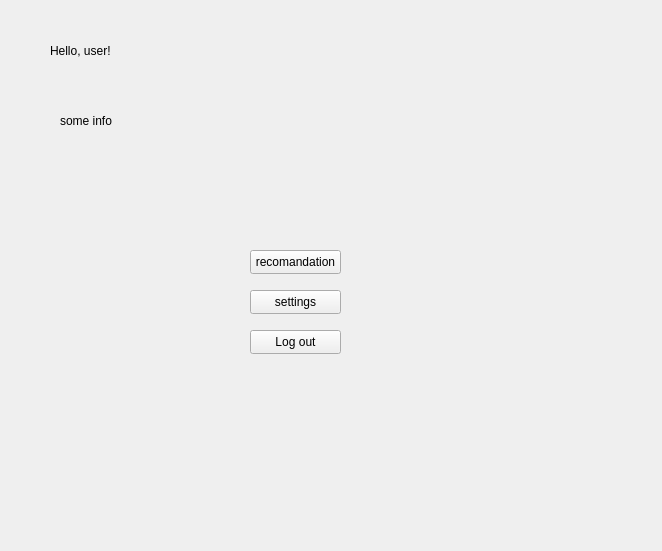
First picture: the form in modules/UI/src/usermeniu.ui, repository PerryVrajnitorincul26/proiectMCPP, before the edit.
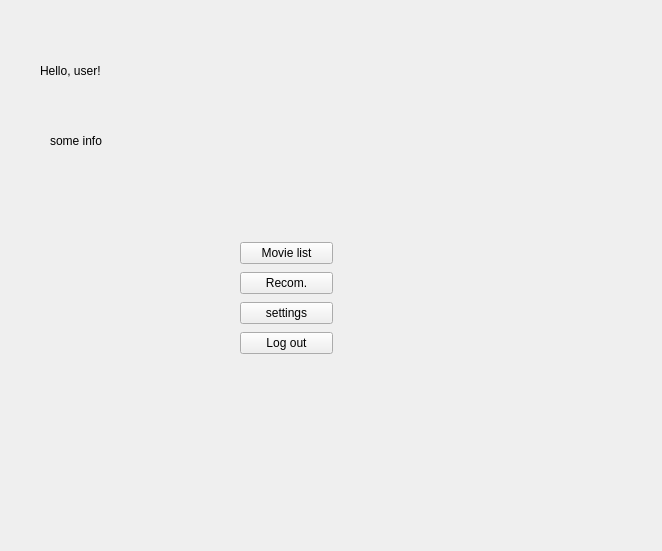
Second picture: the form after the edit.

The edit to the form file:
```diff
--- a/modules/UI/src/usermeniu.ui
+++ b/modules/UI/src/usermeniu.ui
@@ -16,8 +16,8 @@
   <widget class="QStackedWidget" name="stackedWidget">
    <property name="geometry">
     <rect>
-     <x>10</x>
-     <y>10</y>
+     <x>0</x>
+     <y>30</y>
      <width>641</width>
      <height>541</height>
     </rect>
@@ -25,7 +25,7 @@
    <property name="currentIndex">
     <number>0</number>
    </property>
-   <widget class="QWidget" name="page">
+   <widget class="QWidget" name="homePage">
     <widget class="QLabel" name="usernameLabel">
      <property name="geometry">
       <rect>
@@ -39,45 +39,6 @@
       <string>Hello, user!</string>
      </property>
     </widget>
-    <widget class="QPushButton" name="pushButton_recom">
-     <property name="geometry">
-      <rect>
-       <x>240</x>
-       <y>240</y>
-       <width>91</width>
-       <height>24</height>
-      </rect>
-     </property>
-     <property name="text">
-      <string>recomandation</string>
-     </property>
-    </widget>
-    <widget class="QPushButton" name="pushButton_sett">
-     <property name="geometry">
-      <rect>
-       <x>240</x>
-       <y>280</y>
-       <width>91</width>
-       <height>24</height>
-      </rect>
-     </property>
-     <property name="text">
-      <string>settings</string>
-     </property>
-    </widget>
-    <widget class="QPushButton" name="pushButton_LogOut">
-     <property name="geometry">
-      <rect>
-       <x>240</x>
-       <y>320</y>
-       <width>91</width>
-       <height>24</height>
-      </rect>
-     </property>
-     <property name="text">
-      <string>Log out</string>
-     </property>
-    </widget>
     <widget class="QLabel" name="nameLabel">
      <property name="geometry">
       <rect>
@@ -91,6 +52,46 @@
       <string>some info</string>
      </property>
     </widget>
+    <widget class="QWidget" name="layoutWidget">
+     <property name="geometry">
+      <rect>
+       <x>240</x>
+       <y>210</y>
+       <width>93</width>
+       <height>116</height>
+      </rect>
+     </property>
+     <layout class="QGridLayout" name="gridLayout">
+      <item row="0" column="0">
+       <widget class="QPushButton" name="pushButton_showMovieList">
+        <property name="text">
+         <string>Movie list</string>
+        </property>
+       </widget>
+      </item>
+      <item row="1" column="0">
+       <widget class="QPushButton" name="pushButton_recom">
+        <property name="text">
+         <string>Recom.</string>
+        </property>
+       </widget>
+      </item>
+      <item row="2" column="0">
+       <widget class="QPushButton" name="pushButton_sett">
+        <property name="text">
+         <string>settings</string>
+        </property>
+       </widget>
+      </item>
+      <item row="3" column="0">
+       <widget class="QPushButton" name="pushButton_LogOut">
+        <property name="text">
+         <string>Log out</string>
+        </property>
+       </widget>
+      </item>
+     </layout>
+    </widget>
    </widget>
    <widget class="QWidget" name="page_2">
     <widget class="QLabel" name="label_3">
```
Left out of the diff: 1 changed line with no effect on the pictures.
